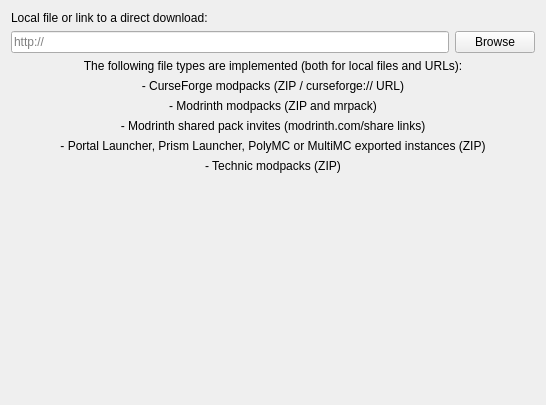
Old version of the form launcher/ui/pages/modplatform/ImportPage.ui in the repository Portal-Launcher/PortalLauncher.
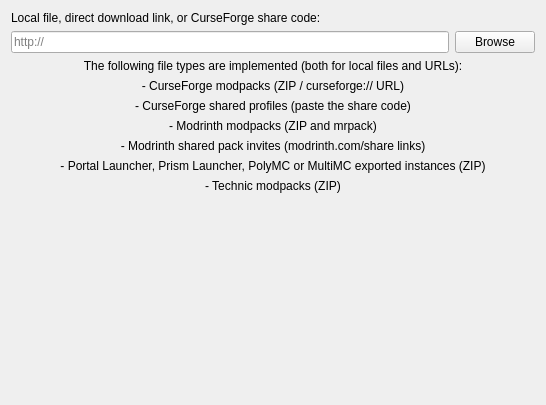
New version of the form.

Commit message:
Import CurseForge modpacks from a share code
Paste a CurseForge share profile code on the Add Instance Import page and it
installs the pack. Codes resolve to a normal CurseForge modpack zip through
api.curseforge.com/v1/shared-profile, so the existing Flame import handles the
rest. A background metadata lookup names the instance after whoever shared it.

```diff
--- a/launcher/ui/pages/modplatform/ImportPage.ui
+++ b/launcher/ui/pages/modplatform/ImportPage.ui
@@ -47,6 +47,16 @@
        </property>
       </widget>
      </item>
+     <item>
+      <widget class="QLabel" name="label_7">
+       <property name="text">
+        <string>- CurseForge shared profiles (paste the share code)</string>
+       </property>
+       <property name="alignment">
+        <set>Qt::AlignCenter</set>
+       </property>
+      </widget>
+     </item>
      <item>
       <widget class="QLabel" name="label_3">
        <property name="text">
@@ -105,7 +115,7 @@
    <item row="0" column="0" colspan="2">
     <widget class="QLabel" name="modpackLabel">
      <property name="text">
-      <string>Local file or link to a direct download:</string>
+      <string>Local file, direct download link, or CurseForge share code:</string>
      </property>
     </widget>
    </item>
```
The commit also changes 4 other files.
